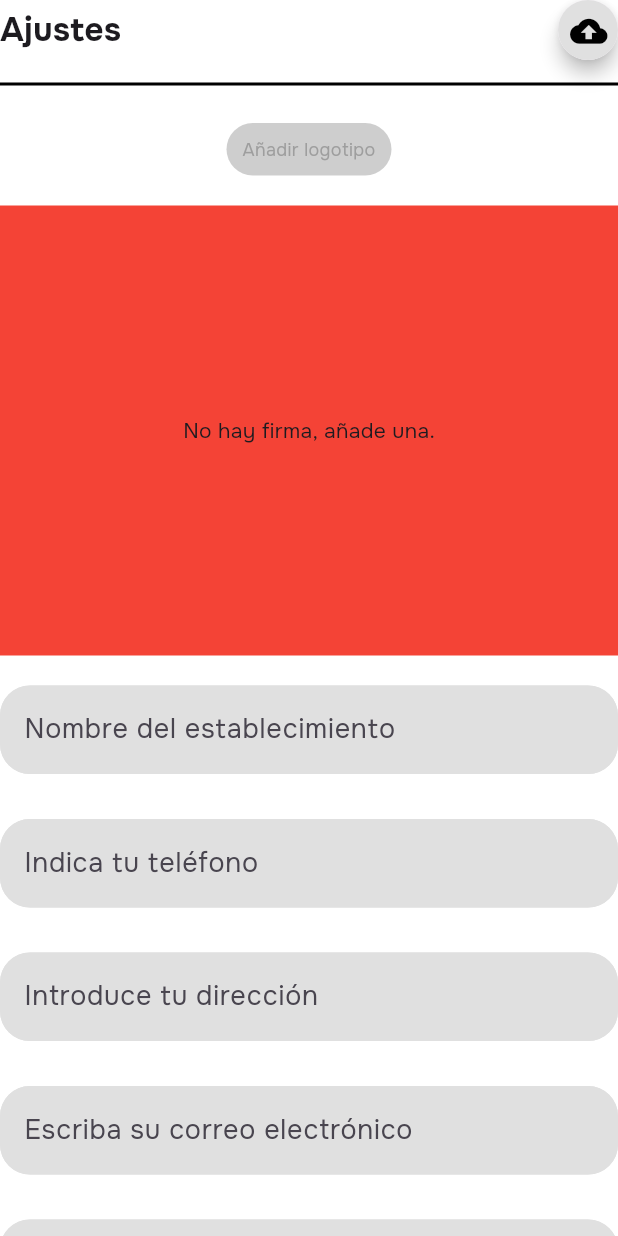
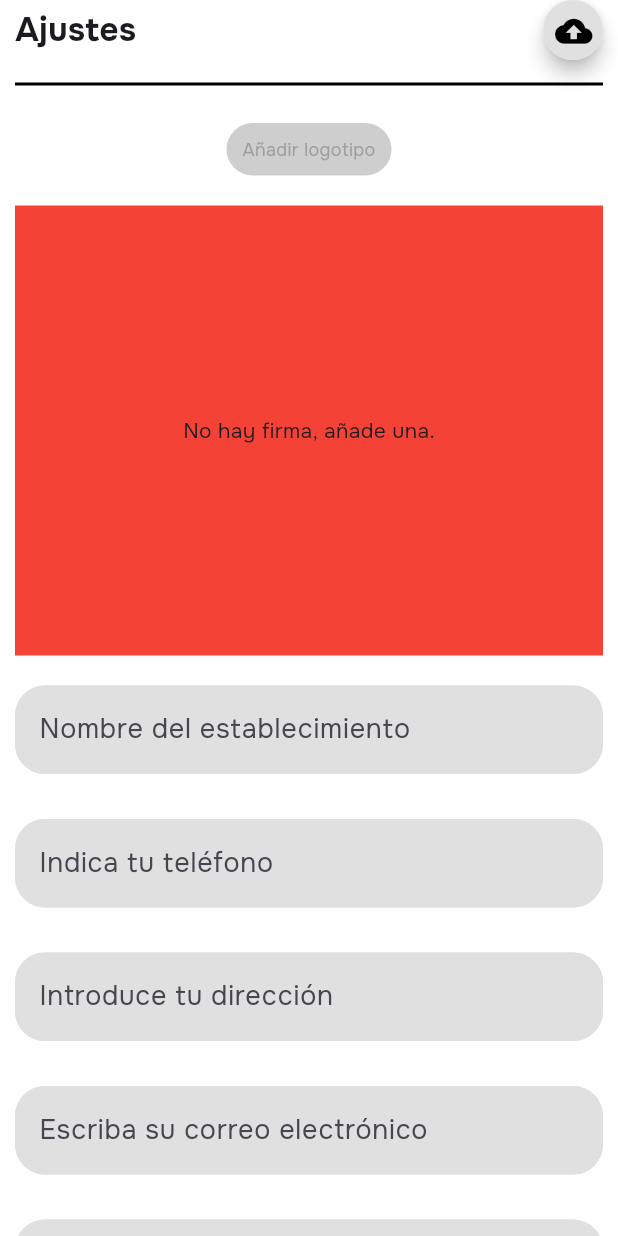
Before and after one commit to HanJian16/Ballots-Template, a Flutter app: the screen it shows after launch, after a tap on "hola", on a phone screen of 412 x 824 dp. Run offline on Flutter 3.47's test engine with Material 3 defaults, Android fonts, the phone set to English and light mode, and no system bars; our stand-ins replace get, google_fonts, permission_handler, signature.

Commit message:
style: update title text color and add horizontal padding to FormRegisterScreen

```diff
--- a/frontend/ballots_template_flutter/lib/screens/form_register.dart
+++ b/frontend/ballots_template_flutter/lib/screens/form_register.dart
@@ -44,7 +44,9 @@ class FormRegisterScreen extends StatelessWidget {
     final List formFieldSettings = createDataForTextFormField(controller);
 
     return ScreenContainer(
-      children: Column(
+      children: Container(
+        padding: const EdgeInsets.symmetric(horizontal: 10),
+        child: Column(
           children: [
             CustomIconButton(
               text: "Ajustes",
@@ -131,6 +133,7 @@ class FormRegisterScreen extends StatelessWidget {
             ),
           ],
         ),
+      ),
     );
   }
 }
--- a/frontend/ballots_template_flutter/lib/screens/home_screen.dart
+++ b/frontend/ballots_template_flutter/lib/screens/home_screen.dart
@@ -66,7 +66,8 @@ class HomeScreen extends StatelessWidget {
                         borderRadius: BorderRadius.all(Radius.circular(10)),
                         side: BorderSide(width: 1, color: Color(0xFFCCCCCC)),
                       ),
-                      tileColor: const Color(0xFFCCCCCC),
+                      // tileColor: const Color(0xFFCCCCCC),
+                      tileColor:  const Color(0xFFE0E0E0),
                       title: Text(
                         listTileData[index]['title'],
                         style: const TextStyle(
```
Lines whose indentation alone changed are shown as unchanged.
